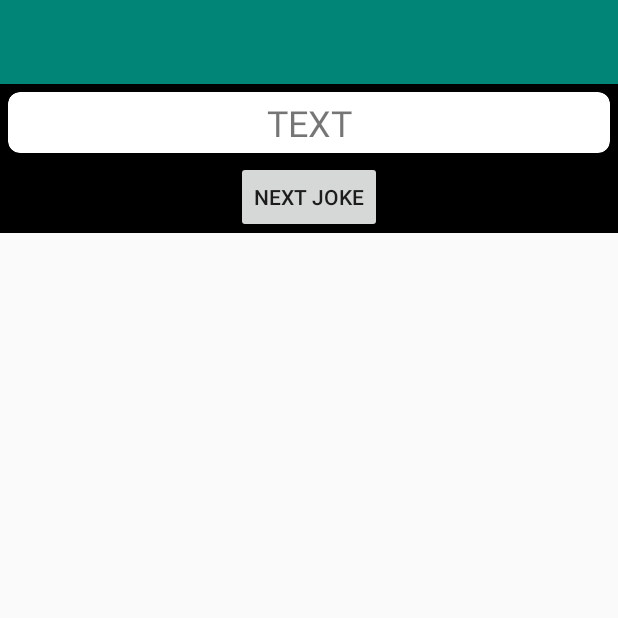
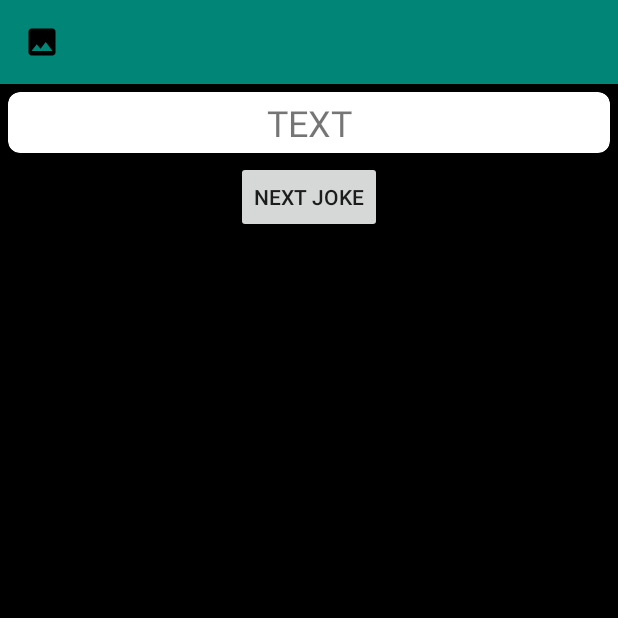
Before and after one commit to georgipenchovski/ChuckNorrisApp, an Android app: the JokeActivity screen opened directly, with no data from a screen before it, on a phone screen of 412 x 824 dp, the top half of it. Run offline under Robolectric (Android 15) with nearby library versions, the phone set to English and light mode, and no system bars; our stand-ins replace Picasso; pictures from the network do not load; 1 statement that could not run was skipped.

Commit message:
set image placeholder and added cardview

```diff
--- a/app/src/main/java/com/example/chucknorrisapp/activities/JokeActivity.java
+++ b/app/src/main/java/com/example/chucknorrisapp/activities/JokeActivity.java
@@ -62,7 +62,7 @@ public class JokeActivity extends BaseActivity implements JokeUsecase.ViewListen
     public void showJoke(Joke joke) {
         String text = joke.getValue();
         txtJoke.setText(text);
-        Picasso.get().load(joke.getIconUrl()).into(imgToolbar);
+        Picasso.get().load(joke.getIconUrl()).placeholder(R.drawable.ic_broken_image_black_24dp).into(imgToolbar);
     }
 
     @Override
--- /dev/null
+++ b/app/src/main/res/drawable/ic_broken_image_black_24dp.xml
@@ -0,0 +1,9 @@
+<vector xmlns:android="http://schemas.android.com/apk/res/android"
+        android:width="24dp"
+        android:height="24dp"
+        android:viewportWidth="24.0"
+        android:viewportHeight="24.0">
+    <path
+        android:fillColor="#FF000000"
+        android:pathData="M21,5v6.59l-3,-3.01 -4,4.01 -4,-4 -4,4 -3,-3.01L3,5c0,-1.1 0.9,-2 2,-2h14c1.1,0 2,0.9 2,2zM18,11.42l3,3.01L21,19c0,1.1 -0.9,2 -2,2L5,21c-1.1,0 -2,-0.9 -2,-2v-6.58l3,2.99 4,-4 4,4 4,-3.99z"/>
+</vector>
--- /dev/null
+++ b/app/src/main/res/drawable/ic_image_black_24dp.xml
@@ -0,0 +1,9 @@
+<vector xmlns:android="http://schemas.android.com/apk/res/android"
+        android:width="24dp"
+        android:height="24dp"
+        android:viewportWidth="24.0"
+        android:viewportHeight="24.0">
+    <path
+        android:fillColor="#FF000000"
+        android:pathData="M21,19V5c0,-1.1 -0.9,-2 -2,-2H5c-1.1,0 -2,0.9 -2,2v14c0,1.1 0.9,2 2,2h14c1.1,0 2,-0.9 2,-2zM8.5,13.5l2.5,3.01L14.5,12l4.5,6H5l3.5,-4.5z"/>
+</vector>
--- a/app/src/main/res/layout/activity_joke.xml
+++ b/app/src/main/res/layout/activity_joke.xml
@@ -1,7 +1,7 @@
 <?xml version="1.0" encoding="utf-8"?>
 <LinearLayout xmlns:android="http://schemas.android.com/apk/res/android"
     android:layout_width="match_parent"
-    android:layout_height="wrap_content"
+    android:layout_height="match_parent"
     android:background="@android:color/black"
     android:gravity="center_horizontal"
     android:orientation="vertical">
@@ -19,7 +19,7 @@
             android:layout_height="@dimen/image_size_small"
             android:layout_alignParentStart="true"
             android:scaleType="centerCrop"
-            android:src="@color/colorPrimary" />
+            android:src="@drawable/ic_image_black_24dp" />
 
         <TextView
             android:id="@+id/txt_category"
```
Also changed, not shown: app/src/main/res/layout/category_item.xml (+13 -2 lines).
